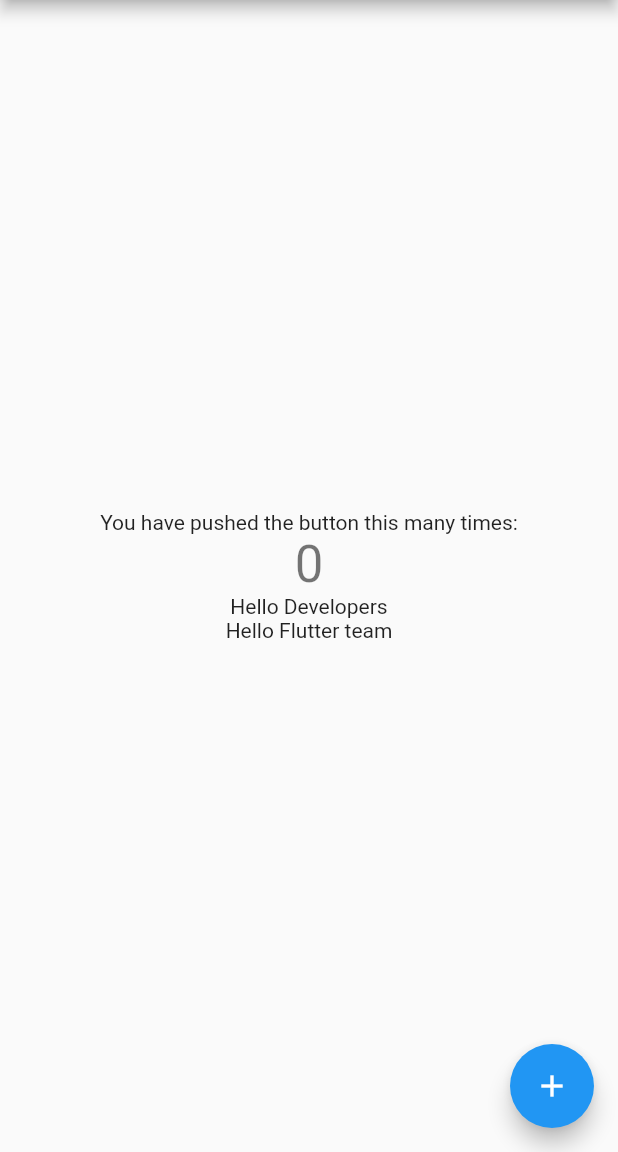
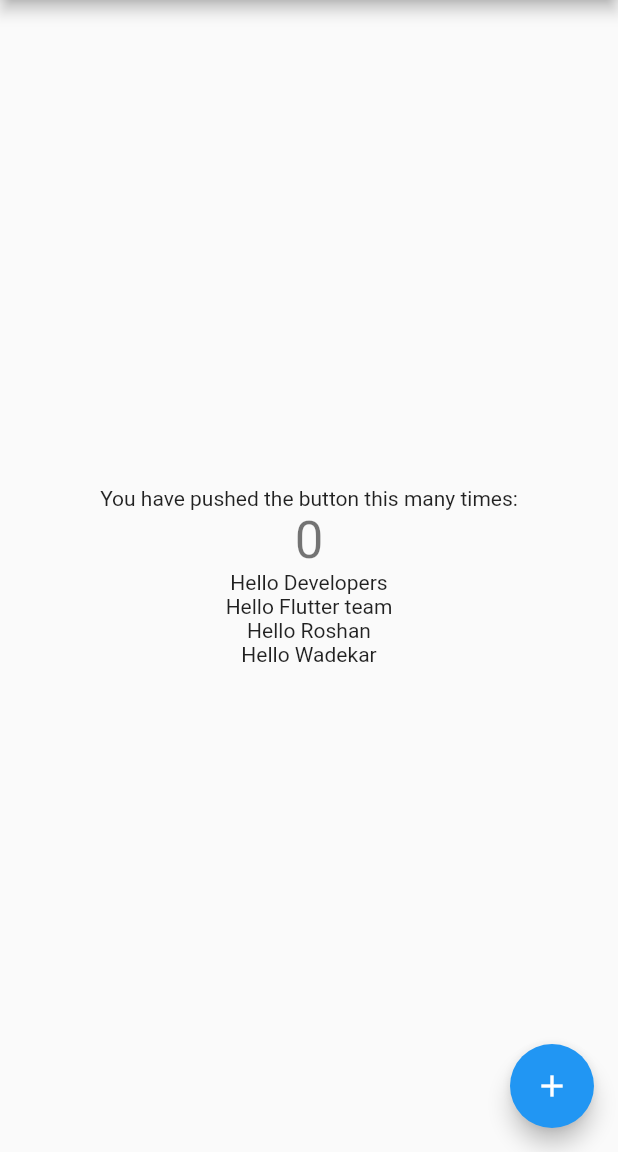
Before and after one commit to roshan1960701/git_operations, a Flutter app: the screen it shows after launch, on a phone screen of 412 x 824 dp, the part 84-1236 px from its top. Run offline on Flutter 3.47's test engine with Material 2 defaults, Android fonts, the phone set to English and light mode, and no system bars.

Commit message:
text added

```diff
--- a/lib/main.dart
+++ b/lib/main.dart
@@ -47,10 +47,13 @@ class _MyHomePageState extends State<MyHomePage> {
             ),
             Text(
               '$_counter',
+
               style: Theme.of(context).textTheme.headline4,
             ),
             Text('Hello Developers'),
             Text('Hello Flutter team'),
+            Text('Hello Roshan'),
+            Text('Hello Wadekar'),
 
           ],
         ),
```
Also changed, not shown: 1 other file.
